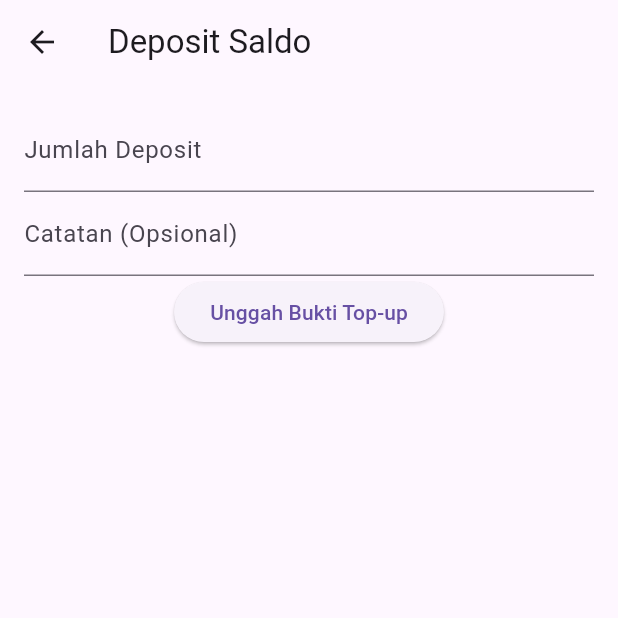
After one commit to okanfdlh/aplikasi-toko, a Flutter app: the HomePage screen opened directly, after a tap on "Deposit Saldo", on a phone screen of 412 x 824 dp, the top half of it. The commit adds this screen. Run offline on Flutter 3.47's test engine with Material 3 defaults, Android fonts, the phone set to English and light mode, and no system bars; our stand-ins replace image_picker, shared_preferences; accounts and stored records are empty.

Commit message:
update view order history

```diff
--- /dev/null
+++ b/lib/views/deposit_balance_page.dart
@@ -0,0 +1,49 @@
+import 'package:flutter/material.dart';
+
+class DepositBalancePage extends StatefulWidget {
+  const DepositBalancePage({super.key});
+
+  @override
+  _DepositBalancePageState createState() => _DepositBalancePageState();
+}
+
+class _DepositBalancePageState extends State<DepositBalancePage> {
+  final TextEditingController _amountController = TextEditingController();
+  final TextEditingController _noteController = TextEditingController();
+
+  // Simulasi pengunggahan bukti top-up
+  void _uploadProof() {
+    // Lakukan pengiriman data ke API Laravel
+    // Misalnya: amount, note, dan file bukti
+    print('Bukti top-up berhasil diunggah');
+  }
+
+  @override
+  Widget build(BuildContext context) {
+    return Scaffold(
+      appBar: AppBar(
+        title: const Text("Deposit Saldo"),
+      ),
+      body: Padding(
+        padding: const EdgeInsets.all(16.0),
+        child: Column(
+          children: [
+            TextField(
+              controller: _amountController,
+              decoration: const InputDecoration(labelText: "Jumlah Deposit"),
+              keyboardType: TextInputType.number,
+            ),
+            TextField(
+              controller: _noteController,
+              decoration: const InputDecoration(labelText: "Catatan (Opsional)"),
+            ),
+            ElevatedButton(
+              onPressed: _uploadProof,
+              child: const Text("Unggah Bukti Top-up"),
+            ),
+          ],
+        ),
+      ),
+    );
+  }
+}
--- a/lib/views/home_page.dart
+++ b/lib/views/home_page.dart
@@ -1,12 +1,12 @@
 import 'package:flutter/material.dart';
-
 import 'login_page.dart'; // untuk logout kembali ke login
 import 'product_page.dart';
 import 'profil_page.dart';
+import 'order_history_page.dart';
+import 'deposit_balance_page.dart';  // Import halaman untuk deposit saldo
 
 class HomePage extends StatelessWidget {
   const HomePage({super.key});
-
 
   void _logout(BuildContext context) {
     showDialog(
@@ -62,6 +62,23 @@ class HomePage extends StatelessWidget {
         padding: const EdgeInsets.all(16.0),
         child: ListView(
           children: [
+            // Saldo Pengguna
+            const Text(
+              "Saldo Anda: Rp 1,500,000", // Saldo sementara, ganti dengan data dinamis
+              style: TextStyle(fontSize: 20, fontWeight: FontWeight.bold),
+            ),
+            const SizedBox(height: 16),
+            // Tombol Deposit Saldo
+            _buildMenuCard(
+              context,
+              icon: Icons.account_balance_wallet,
+              title: 'Deposit Saldo',
+              onTap: () => Navigator.push(
+                context,
+                MaterialPageRoute(builder: (_) => const DepositBalancePage()),
+              ),
+            ),
+            const SizedBox(height: 16),
             const Text(
               "Daftar Barang",
               style: TextStyle(fontSize: 20, fontWeight: FontWeight.bold),
@@ -74,6 +91,16 @@ class HomePage extends StatelessWidget {
               onTap: () => Navigator.push(
                 context,
                 MaterialPageRoute(builder: (_) => const ProductPage()),
+              ),
+            ),
+            const SizedBox(height: 10),
+            _buildMenuCard(
+              context,
+              icon: Icons.history,
+              title: 'Riwayat Orderan',
+              onTap: () => Navigator.push(
+                context,
+                MaterialPageRoute(builder: (_) => const OrderHistoryPage()),
               ),
             ),
           ],
```
Also changed, not shown: lib/views/login_page.dart (+6 -6 lines), lib/views/order_history_page.dart (added, +202 -0 lines), lib/views/payment_page.dart (+5 -4 lines). Lines whose indentation alone changed are shown as unchanged.
